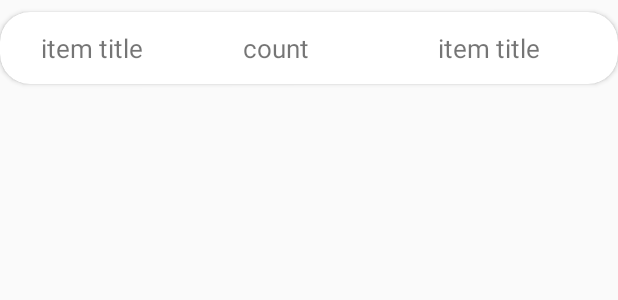
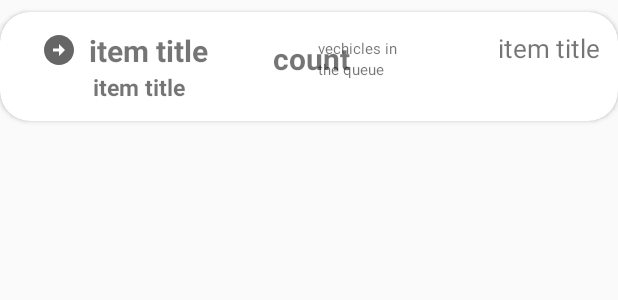
Before and after one commit to DevinMunasinghe/fuelBuddy-frontend, an Android app: the layout station_row_data.xml on its own in the app's theme, with its tools: preview values and no code run, on a phone screen of 412 x 824 dp. Shown: the top 300 px of the screen. Run offline under Robolectric (Android 15) with nearby library versions, the phone set to English and light mode, and no system bars.

Commit message:
list-view-UI-updated

```diff
--- a/app/src/main/AndroidManifest.xml
+++ b/app/src/main/AndroidManifest.xml
@@ -13,15 +13,15 @@
 
         </activity>
         <activity android:name=".QueueDetails">
+
+        </activity>
+        <activity android:name=".StationData" />
+        <activity android:name=".StationList">
             <intent-filter>
                 <action android:name="android.intent.action.MAIN" />
 
                 <category android:name="android.intent.category.LAUNCHER" />
             </intent-filter>
-        </activity>
-        <activity android:name=".StationData" />
-        <activity android:name=".StationList">
-
         </activity>
         <activity android:name=".StationOwnerRegistration">
 
--- /dev/null
+++ b/app/src/main/res/drawable/ic_baseline_arrow_circle_right_24.xml
@@ -0,0 +1,10 @@
+<vector xmlns:android="http://schemas.android.com/apk/res/android"
+    android:width="24dp"
+    android:height="24dp"
+    android:viewportWidth="24"
+    android:viewportHeight="24"
+    android:tint="?attr/colorControlNormal">
+  <path
+      android:fillColor="@android:color/white"
+      android:pathData="M22,12c0,-5.52 -4.48,-10 -10,-10S2,6.48 2,12c0,5.52 4.48,10 10,10S22,17.52 22,12zM12,13l-4,0v-2l4,0V8l4,4l-4,4V13z"/>
+</vector>
--- /dev/null
+++ b/app/src/main/res/drawable/ic_baseline_pin_drop_24.xml
@@ -0,0 +1,10 @@
+<vector xmlns:android="http://schemas.android.com/apk/res/android"
+    android:width="24dp"
+    android:height="24dp"
+    android:viewportWidth="24"
+    android:viewportHeight="24"
+    android:tint="?attr/colorControlNormal">
+  <path
+      android:fillColor="@android:color/white"
+      android:pathData="M18,8c0,-3.31 -2.69,-6 -6,-6S6,4.69 6,8c0,4.5 6,11 6,11s6,-6.5 6,-11zM10,8c0,-1.1 0.9,-2 2,-2s2,0.9 2,2 -0.89,2 -2,2c-1.1,0 -2,-0.9 -2,-2zM5,20v2h14v-2L5,20z"/>
+</vector>
--- a/app/src/main/res/layout/station_row_data.xml
+++ b/app/src/main/res/layout/station_row_data.xml
@@ -27,7 +27,25 @@
             android:ellipsize="end"
             android:lines="1"
             android:text="item title"
-            android:textSize="17dp"
+            android:textSize="20dp"
+            android:textStyle="bold"
+            android:drawableLeft="@drawable/ic_baseline_arrow_circle_right_24"
+            android:drawablePadding="8dp"
+            >
+
+        </TextView>
+        <TextView
+            android:id="@+id/addressValue"
+            android:layout_width="wrap_content"
+            android:layout_height="wrap_content"
+            android:layout_marginStart="50dp"
+            android:ellipsize="end"
+            android:lines="1"
+            android:text="item title"
+            android:textSize="15dp"
+            android:textStyle="bold"
+            android:layout_below="@id/stationName"
+
             >
 
         </TextView>
@@ -35,18 +53,44 @@
             android:id="@+id/vehicleCount"
             android:layout_width="wrap_content"
             android:layout_height="wrap_content"
-            android:layout_marginStart="150dp"
+            android:layout_marginStart="170dp"
             android:ellipsize="end"
             android:lines="1"
             android:text="count"
-            android:textSize="17dp"
+            android:layout_marginTop="5dp"
+            android:textStyle="bold"
+            android:textSize="20dp"
+            >
+        </TextView>
+        <TextView
+            android:id="@+id/queueTxt1"
+            android:layout_width="100dp"
+            android:layout_height="wrap_content"
+            android:layout_marginStart="200dp"
+            android:ellipsize="end"
+            android:lines="1"
+            android:text="vechicles in "
+            android:textSize="10dp"
+            android:layout_marginTop="5dp"
+            >
+        </TextView>
+        <TextView
+            android:id="@+id/queueTxt2"
+            android:layout_width="100dp"
+            android:layout_height="wrap_content"
+            android:layout_marginStart="200dp"
+            android:layout_below="@id/queueTxt1"
+            android:ellipsize="end"
+            android:lines="1"
+            android:text="the queue"
+            android:textSize="10dp"
             >
         </TextView>
         <TextView
             android:id="@+id/stationAvailability"
             android:layout_width="wrap_content"
             android:layout_height="wrap_content"
-            android:layout_marginStart="280dp"
+            android:layout_marginStart="320dp"
             android:ellipsize="end"
             android:lines="1"
             android:text="item title"
```
